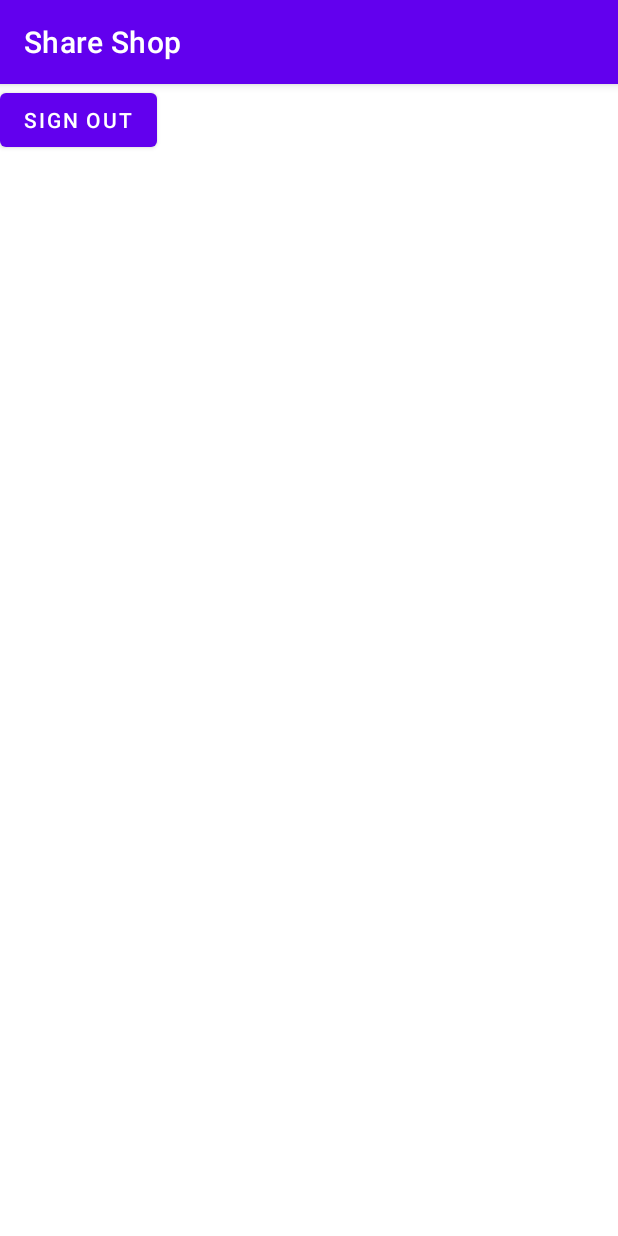
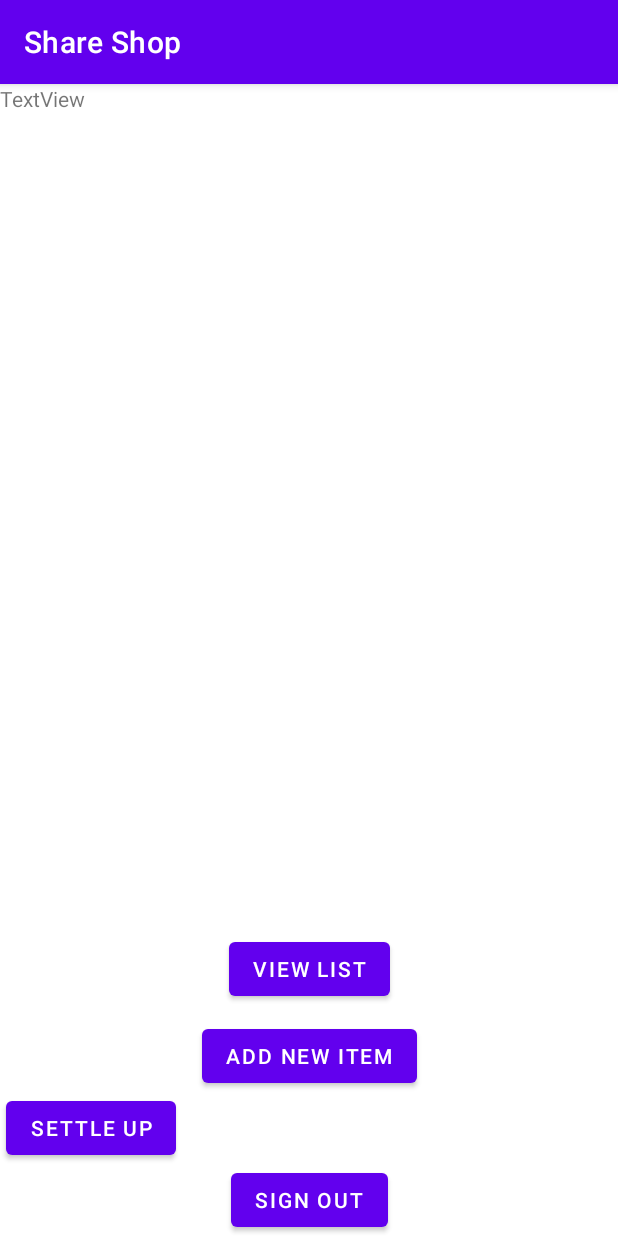
Before and after one commit to zali1205/share-shop-app, an Android app: the MainMenu screen opened directly, with no data from a screen before it, on a phone screen of 412 x 824 dp. Run offline under Robolectric (Android 15) with nearby library versions, the phone set to English and light mode, and no system bars; our stand-ins replace Firebase (no records; nobody signed in at launch, a user with empty details on screens opened directly); libraries missing offline, so code that uses them is left out: com.firebase.ui.

Commit message:
Added View List, Add New Item, and Settle Up Buttons Added View List, Add New Item, and Settle Up Activities Added Back Buttons for View List, Add New Item, and Settle Up Activities

```diff
--- a/app/src/main/java/edu/uga/cs/shareshop/MainMenu.java
+++ b/app/src/main/java/edu/uga/cs/shareshop/MainMenu.java
@@ -7,6 +7,7 @@ import android.content.Intent;
 import android.os.Bundle;
 import android.view.View;
 import android.widget.Button;
+import android.widget.TextView;
 
 import com.firebase.ui.auth.AuthUI;
 import com.google.android.gms.tasks.OnCompleteListener;
@@ -15,15 +16,49 @@ import com.google.firebase.auth.FirebaseAuth;
 
 public class MainMenu extends AppCompatActivity {
 
+    private Button viewListButton;
+    private Button addNewItemButton;
+    private Button settleUpButton;
     private Button signOutButton;
+    private TextView welcomeTextView;
 
     @Override
     protected void onCreate(Bundle savedInstanceState) {
         super.onCreate(savedInstanceState);
         setContentView(R.layout.activity_main_menu);
-
+        welcomeTextView = findViewById(R.id.welcomeTextView);
+        viewListButton = findViewById(R.id.viewListButton);
+        viewListButton.setOnClickListener(new ViewListButtonListener());
+        addNewItemButton = findViewById(R.id.addNewItemButton);
+        addNewItemButton.setOnClickListener(new AddNewItemButtonListener());
+        settleUpButton = findViewById(R.id.settleUpButton);
+        settleUpButton.setOnClickListener(new SettleUpButtonListener());
         signOutButton = findViewById(R.id.signOutButton);
         signOutButton.setOnClickListener(new SignOutButtonListener());
+    }
+
+    private class ViewListButtonListener implements View.OnClickListener {
+        @Override
+        public void onClick(View v) {
+            Intent mainActivityIntent = new Intent(v.getContext(), ViewListActivity.class);
+            startActivity(mainActivityIntent);
+        }
+    }
+
+    private class AddNewItemButtonListener implements View.OnClickListener {
+        @Override
+        public void onClick(View v) {
+            Intent mainActivityIntent = new Intent(v.getContext(), AddNewItemActivity.class);
+            startActivity(mainActivityIntent);
+        }
+    }
+
+    private class SettleUpButtonListener implements View.OnClickListener {
+        @Override
+        public void onClick(View v) {
+            Intent mainActivityIntent = new Intent(v.getContext(), SettleUpActivity.class);
+            startActivity(mainActivityIntent);
+        }
     }
 
     private class SignOutButtonListener implements View.OnClickListener {
@@ -34,4 +69,5 @@ public class MainMenu extends AppCompatActivity {
             startActivity(mainActivityIntent);
         }
     }
+
 }
--- a/app/src/main/res/layout/activity_main_menu.xml
+++ b/app/src/main/res/layout/activity_main_menu.xml
@@ -2,13 +2,61 @@
 <androidx.constraintlayout.widget.ConstraintLayout xmlns:android="http://schemas.android.com/apk/res/android"
     xmlns:app="http://schemas.android.com/apk/res-auto"
     xmlns:tools="http://schemas.android.com/tools"
+    android:id="@+id/LinearLayout"
     android:layout_width="match_parent"
     android:layout_height="match_parent"
+    android:layout_gravity="center"
+    android:layout_weight="1"
+    android:gravity="center"
     tools:context=".MainMenu">
+
+    <TextView
+        android:id="@+id/welcomeTextView"
+        android:layout_width="wrap_content"
+        android:layout_height="wrap_content"
+        android:text="TextView" />
+
+    <Button
+        android:id="@+id/viewListButton"
+        android:layout_width="wrap_content"
+        android:layout_height="wrap_content"
+        android:layout_marginBottom="10dp"
+        android:text="View List"
+        app:layout_constraintBottom_toTopOf="@+id/addNewItemButton"
+        app:layout_constraintEnd_toEndOf="parent"
+        app:layout_constraintStart_toStartOf="parent"
+        app:layout_constraintTop_toTopOf="parent"
+        app:layout_constraintVertical_chainStyle="packed" />
+
+    <Button
+        android:id="@+id/addNewItemButton"
+        android:layout_width="wrap_content"
+        android:layout_height="wrap_content"
+        android:layout_marginBottom="10dp"
+        android:text="Add New Item"
+        app:layout_constraintBottom_toTopOf="@+id/settleUpButton"
+        app:layout_constraintEnd_toEndOf="parent"
+        app:layout_constraintStart_toStartOf="parent"
+        app:layout_constraintTop_toBottomOf="@+id/viewListButton" />
+
+    <Button
+        android:id="@+id/settleUpButton"
+        android:layout_width="wrap_content"
+        android:layout_height="wrap_content"
+        android:text="Settle Up"
+        app:layout_constraintEnd_toEndOf="parent"
+        app:layout_constraintHorizontal_bias="0.013"
+        app:layout_constraintStart_toStartOf="parent"
+        app:layout_constraintTop_toBottomOf="@+id/addNewItemButton" />
 
     <Button
         android:id="@+id/signOutButton"
         android:layout_width="wrap_content"
         android:layout_height="wrap_content"
-        android:text="Sign Out" />
+        android:text="Sign Out"
+        app:layout_constraintBottom_toBottomOf="parent"
+        app:layout_constraintEnd_toEndOf="parent"
+        app:layout_constraintStart_toStartOf="parent"
+        app:layout_constraintTop_toBottomOf="@+id/settleUpButton" />
+
 </androidx.constraintlayout.widget.ConstraintLayout>
```
Also changed, not shown: app/src/main/AndroidManifest.xml (+26 -2 lines), app/src/main/java/edu/uga/cs/shareshop/AddNewItemActivity.java (added, +14 -0 lines), app/src/main/java/edu/uga/cs/shareshop/SettleUpActivity.java (added, +14 -0 lines), app/src/main/java/edu/uga/cs/shareshop/ViewListActivity.java (added, +14 -0 lines), app/src/main/res/layout/activity_add_new_item.xml (added, +9 -0 lines), app/src/main/res/layout/activity_settle_up.xml (added, +9 -0 lines), app/src/main/res/layout/activity_view_list.xml (added, +9 -0 lines).
